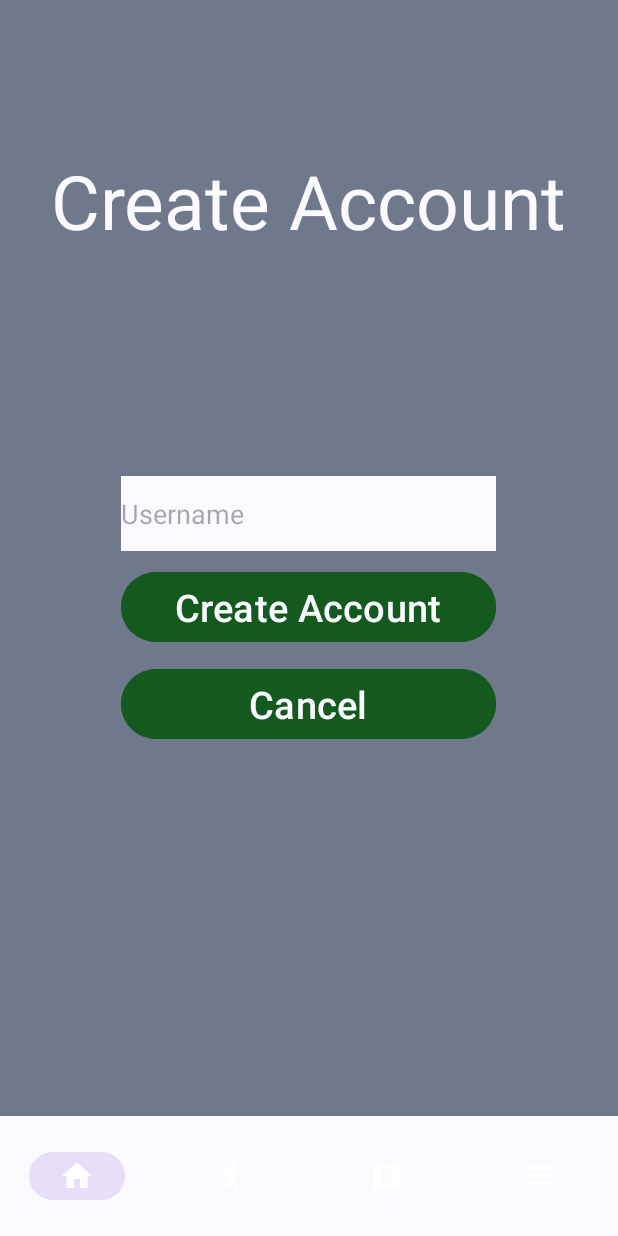
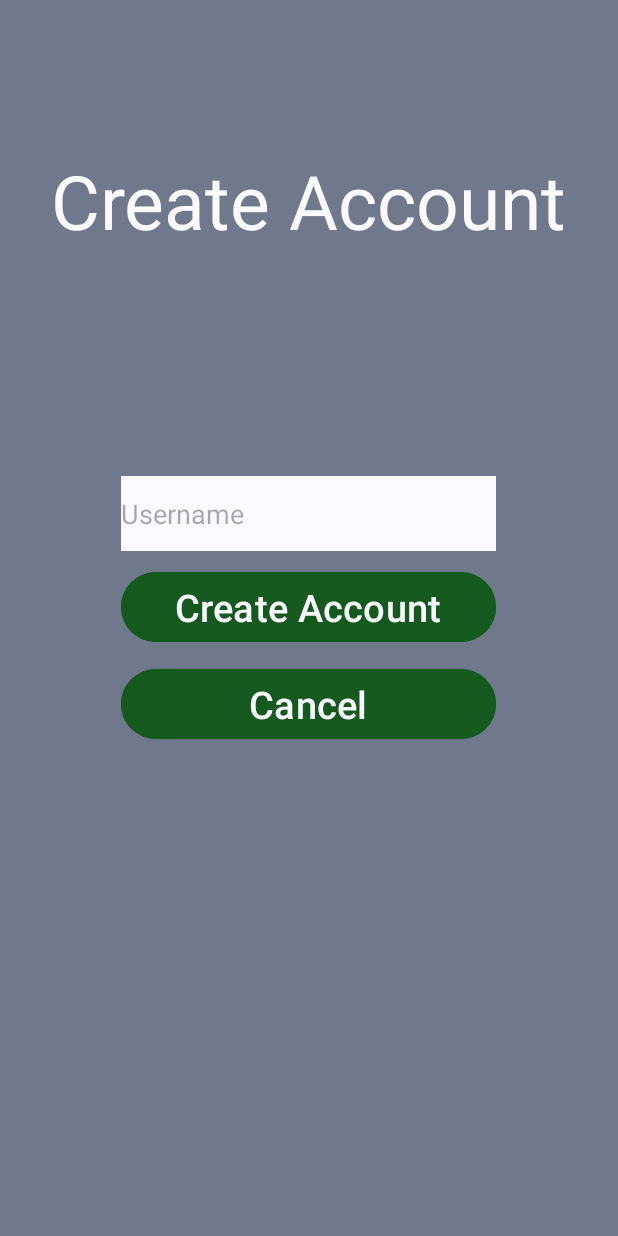
Before and after one commit to Zach-Blouse/FantasyFitness, an Android app: the fragment CreateAccountFragment placed in its activity, on a phone screen of 412 x 824 dp. Run offline under Robolectric (Android 15) with nearby library versions, the phone set to English and light mode, and no system bars; our stand-ins replace Firebase (no records; nobody signed in at launch, a user with empty details on screens opened directly); libraries missing offline, so code that uses them is left out: com.firebase.ui; 2 statements that could not run were skipped.

Commit message:
UI Updates

```diff
--- a/app/src/main/java/com/zblouse/fantasyfitness/home/UserHomeFragment.java
+++ b/app/src/main/java/com/zblouse/fantasyfitness/home/UserHomeFragment.java
@@ -30,6 +30,7 @@ public class UserHomeFragment extends AuthenticationRequiredFragment implements
     public View onCreateView(LayoutInflater inflater, ViewGroup container, Bundle savedInstanceState) {
         super.OnCreateView();
         ((MainActivity)getActivity()).getUserService().userExistCheck(((MainActivity)getActivity()).getCurrentUser().getUid());
+        ((MainActivity)getActivity()).showNavigation();
         LinearLayout layout = (LinearLayout) inflater.inflate(R.layout.user_home_fragment,container,false);
 
 
--- a/app/src/main/java/com/zblouse/fantasyfitness/settings/SettingsFragment.java
+++ b/app/src/main/java/com/zblouse/fantasyfitness/settings/SettingsFragment.java
@@ -22,7 +22,7 @@ public class SettingsFragment extends Fragment {
     @Override
     public View onCreateView(LayoutInflater inflater, ViewGroup container, Bundle savedInstanceState) {
         LinearLayout layout = (LinearLayout) inflater.inflate(R.layout.settings_fragment,container,false);
-
+        ((MainActivity)getActivity()).showNavigation();
         Button logoutButton = layout.findViewById(R.id.logout_button);
         logoutButton.setOnClickListener(new View.OnClickListener() {
             @Override
--- a/app/src/main/java/com/zblouse/fantasyfitness/user/CreateAccountFragment.java
+++ b/app/src/main/java/com/zblouse/fantasyfitness/user/CreateAccountFragment.java
@@ -29,6 +29,7 @@ public class CreateAccountFragment extends AuthenticationRequiredFragment implem
         super.OnCreateView();
         //Check if the user already has an account
         ((MainActivity)getActivity()).getUserService().userExistCheck(((MainActivity)getActivity()).getCurrentUser().getUid());
+        ((MainActivity)getActivity()).hideNavigation();
         LinearLayout layout = (LinearLayout) inflater.inflate(R.layout.create_account_fragment,container,false);
 
         EditText usernameEditText = layout.findViewById(R.id.username_edit_text);
--- a/app/src/main/java/com/zblouse/fantasyfitness/user/LoginFragment.java
+++ b/app/src/main/java/com/zblouse/fantasyfitness/user/LoginFragment.java
@@ -71,7 +71,7 @@ public class LoginFragment extends Fragment implements EventListener {
     @Override
     public View onCreateView(LayoutInflater inflater, ViewGroup container, Bundle savedInstanceState) {
         LinearLayout layout = (LinearLayout) inflater.inflate(R.layout.login_fragment,container,false);
-
+        ((MainActivity)getActivity()).hideNavigation();
         Button loginButton = layout.findViewById(R.id.login_button);
         loginButton.setOnClickListener(new View.OnClickListener() {
             @Override
--- a/app/src/main/res/layout/activity_main.xml
+++ b/app/src/main/res/layout/activity_main.xml
@@ -28,7 +28,7 @@
         android:layout_gravity="bottom"
         android:layout_alignParentBottom="true"
         android:background="@color/fantasy_fitness_white"
-        app:itemIconTint="@android:color/white"
+        app:itemIconTint="@color/fantasy_fitness_orange"
         app:labelVisibilityMode="unlabeled"
         app:itemTextColor="@android:color/white"
         app:menu="@menu/bottom_navigation_menu" />
```
Also changed, not shown: 2 other files.
